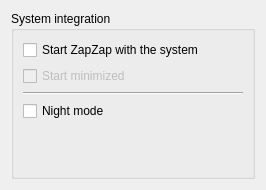
Before: the Qt Designer form zapzap/view/settings_system.ui in rafatosta/zapzap, drawn with Qt 5.
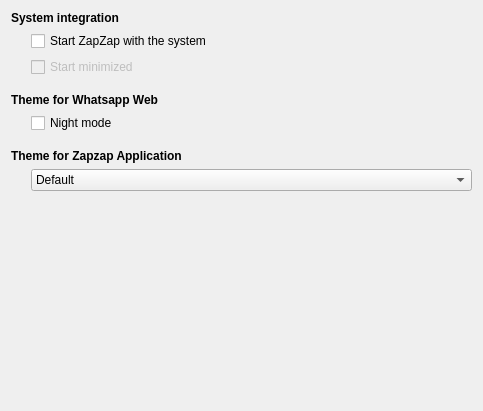
After: the same form once the commit is applied.

```diff
--- a/zapzap/view/settings_system.ui
+++ b/zapzap/view/settings_system.ui
@@ -6,20 +6,37 @@
    <rect>
     <x>0</x>
     <y>0</y>
-    <width>266</width>
-    <height>190</height>
+    <width>483</width>
+    <height>411</height>
    </rect>
   </property>
   <property name="windowTitle">
    <string>Form</string>
   </property>
-  <layout class="QVBoxLayout" name="verticalLayout_2">
+  <layout class="QVBoxLayout" name="verticalLayout_4">
    <item>
-    <widget class="QGroupBox" name="groupBox">
-     <property name="title">
+    <layout class="QVBoxLayout" name="verticalLayout_3">
+     <item>
+      <widget class="QLabel" name="label">
+       <property name="font">
+        <font>
+         <bold>true</bold>
+         <strikeout>false</strikeout>
+        </font>
+       </property>
+       <property name="text">
       <string>System integration</string>
      </property>
+      </widget>
+     </item>
+     <item>
      <layout class="QVBoxLayout" name="verticalLayout">
+       <property name="leftMargin">
+        <number>20</number>
+       </property>
+       <property name="bottomMargin">
+        <number>10</number>
+       </property>
       <item>
        <widget class="QCheckBox" name="start_system">
         <property name="text">
@@ -37,13 +54,29 @@
         </property>
        </widget>
       </item>
+      </layout>
+     </item>
       <item>
-       <widget class="Line" name="line">
-        <property name="orientation">
-         <enum>Qt::Horizontal</enum>
+      <widget class="QLabel" name="label_2">
+       <property name="font">
+        <font>
+         <bold>true</bold>
+         <strikeout>false</strikeout>
+        </font>
+       </property>
+       <property name="text">
+        <string>Theme for Whatsapp Web</string>
         </property>
        </widget>
       </item>
+     <item>
+      <layout class="QVBoxLayout" name="verticalLayout_2">
+       <property name="leftMargin">
+        <number>20</number>
+       </property>
+       <property name="bottomMargin">
+        <number>10</number>
+       </property>
       <item>
        <widget class="QCheckBox" name="night_mode">
         <property name="text">
@@ -51,6 +84,59 @@
         </property>
        </widget>
       </item>
+      </layout>
+     </item>
+     <item>
+      <widget class="QLabel" name="label_3">
+       <property name="font">
+        <font>
+         <bold>true</bold>
+         <strikeout>false</strikeout>
+        </font>
+       </property>
+       <property name="text">
+        <string>Theme for Zapzap Application</string>
+       </property>
+      </widget>
+     </item>
+     <item>
+      <layout class="QHBoxLayout" name="horizontalLayout">
+       <property name="leftMargin">
+        <number>20</number>
+       </property>
+       <item>
+        <widget class="QComboBox" name="comboBox">
+         <item>
+          <property name="text">
+           <string>Default</string>
+          </property>
+         </item>
+         <item>
+          <property name="text">
+           <string>Adwaita</string>
+          </property>
+         </item>
+         <item>
+          <property name="text">
+           <string>Adawaita-dark</string>
+          </property>
+         </item>
+         <item>
+          <property name="text">
+           <string>Fusion</string>
+          </property>
+         </item>
+         <item>
+          <property name="text">
+           <string>Windows</string>
+          </property>
+         </item>
+        </widget>
+       </item>
+      </layout>
+     </item>
+    </layout>
+   </item>
       <item>
        <spacer name="verticalSpacer">
         <property name="orientation">
@@ -59,13 +145,10 @@
         <property name="sizeHint" stdset="0">
          <size>
           <width>20</width>
-          <height>40</height>
+       <height>166</height>
          </size>
         </property>
        </spacer>
-      </item>
-     </layout>
-    </widget>
    </item>
   </layout>
  </widget>
```
Lines whose indentation alone changed are shown as unchanged.
